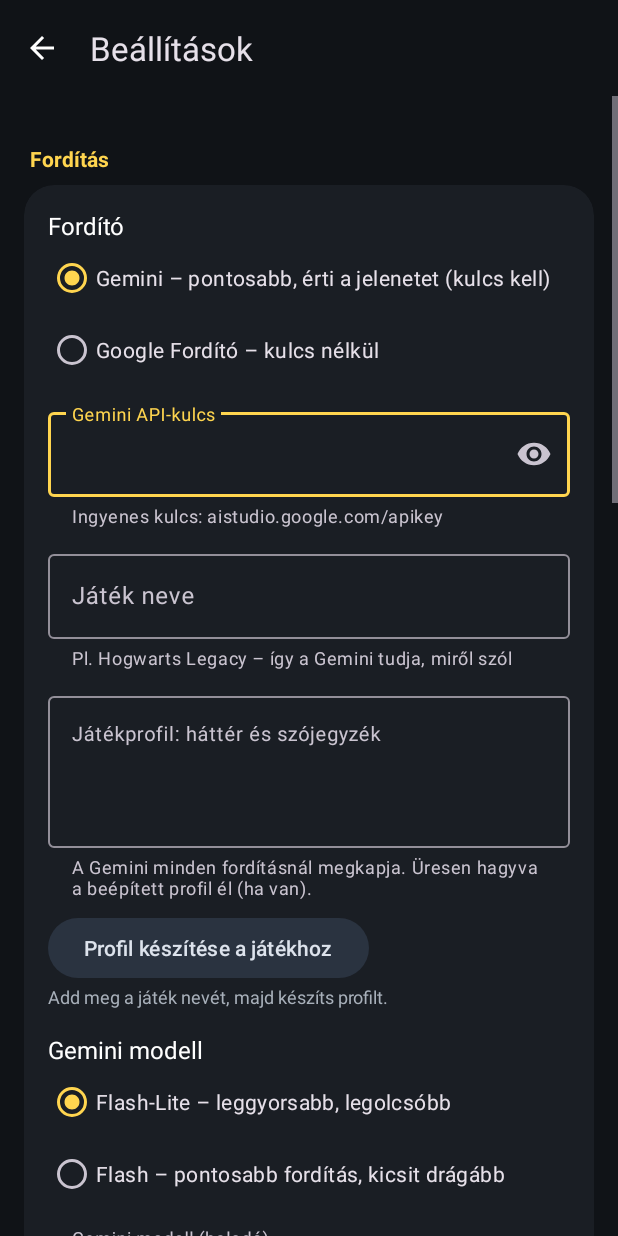
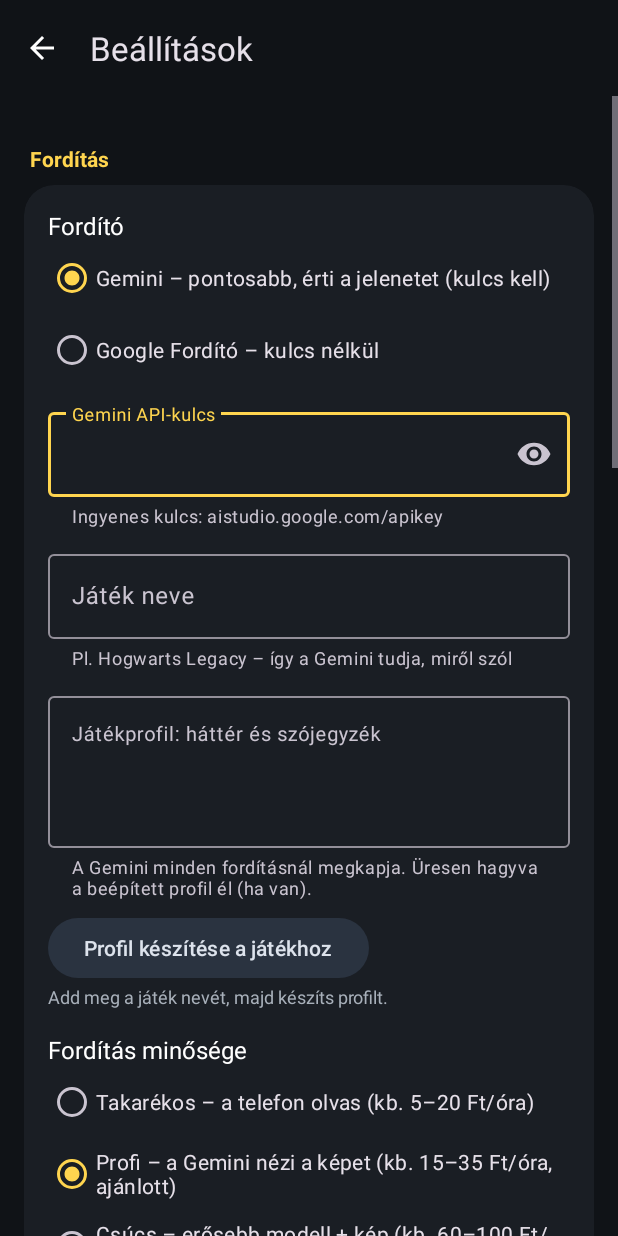
Before and after one commit to kondasadam/FeliratFordito, an Android app: the screen it shows after launch (SettingsActivity), after a tap on "● Google Fordító", on a phone screen of 412 x 824 dp. Run offline under Robolectric (Android 15) with nearby library versions, the phone set to English and light mode, and no system bars; pictures from the network do not load.

Commit message:
Profi mód: a Gemini a képről olvas (Flash-Lite), fordítási memória, minőségi szintek, játékprofil kapcsoló
Co-Authored-By: Claude Opus 5.5 <noreply@anthropic.com>
Claude-Session: https://claude.ai/code/session_01SGD6tLx87PaPZF6VTScqg7

```diff
--- a/app/src/main/java/com/example/feliratfordito/SettingsActivity.kt
+++ b/app/src/main/java/com/example/feliratfordito/SettingsActivity.kt
@@ -55,15 +55,41 @@ class SettingsActivity : AppCompatActivity() {
         bindText(R.id.modelEdit, "geminiModel", Gemini.DEFAULT_MODEL)
         bindText(R.id.notesEdit, "gameNotes", "")
 
-        // Modell választó (a haladó mezőt is frissíti)
-        val modelEdit = findViewById<TextInputEditText>(R.id.modelEdit)
-        val modelGroup = findViewById<RadioGroup>(R.id.modelGroup)
-        val curModel = prefs.getString("geminiModel", Gemini.DEFAULT_MODEL).orEmpty()
-        if (curModel == "gemini-flash-latest") modelGroup.check(R.id.modelFlash)
-        else if (curModel == Gemini.DEFAULT_MODEL) modelGroup.check(R.id.modelLite)
-        modelGroup.setOnCheckedChangeListener { _, id ->
-            val m = if (id == R.id.modelFlash) "gemini-flash-latest" else Gemini.DEFAULT_MODEL
-            modelEdit.setText(m)   // a mező figyelője menti
+        // Fordítás minősége
+        val qualityGroup = findViewById<RadioGroup>(R.id.qualityGroup)
+        qualityGroup.check(
+            when (prefs.getString("quality", "pro")) {
+                "eco" -> R.id.qualityEco
+                "max" -> R.id.qualityMax
+                else -> R.id.qualityPro
+            }
+        )
+        qualityGroup.setOnCheckedChangeListener { _, id ->
+            val q = when (id) {
+                R.id.qualityEco -> "eco"
+                R.id.qualityMax -> "max"
+                else -> "pro"
+            }
+            prefs.edit().putString("quality", q).apply()
+            bump()
+        }
+        val profileSwitch = findViewById<MaterialSwitch>(R.id.profileSwitch)
+        profileSwitch.isChecked = prefs.getBoolean("useProfile", false)
+        profileSwitch.setOnCheckedChangeListener { _, checked ->
+            prefs.edit().putBoolean("useProfile", checked).apply()
+            bump()
+        }
+
+        // Fordítási memória
+        val memoryInfo = findViewById<TextView>(R.id.memoryInfo)
+        fun updateMemoryInfo() {
+            memoryInfo.text = "Fordítási memória: ${TranslationMemory.size(this)} megjegyzett szöveg (ezek ingyen és azonnal jelennek meg)."
+        }
+        updateMemoryInfo()
+        findViewById<Button>(R.id.memoryClearBtn).setOnClickListener {
+            TranslationMemory.clear(this)
+            updateMemoryInfo()
+            Toast.makeText(this, "Memória törölve", Toast.LENGTH_SHORT).show()
         }
 
         // Játékprofil
--- a/app/src/main/java/com/example/feliratfordito/SummaryActivity.kt
+++ b/app/src/main/java/com/example/feliratfordito/SummaryActivity.kt
@@ -140,7 +140,7 @@ class SummaryActivity : AppCompatActivity() {
             append(" döntés vagy feladat (küldetés, cél, helyszín) hangzott el. Rövid pontokba szedve, közérthetően.")
             append(" Ha volt választási lehetőség a párbeszédben, azt is említsd meg. A neveket hagyd eredetiben.")
             append(" Csak az összefoglalót írd, bevezető nélkül.")
-            val profile = GameProfiles.current(this@SummaryActivity)
+            val profile = if (getSharedPreferences("beallitasok", MODE_PRIVATE).getBoolean("useProfile", false)) GameProfiles.current(this@SummaryActivity) else ""
             if (profile.isNotEmpty()) append("\n\nHáttér a játékról és szójegyzék:\n").append(profile)
         }
 
--- /dev/null
+++ b/app/src/main/java/com/example/feliratfordito/TranslationMemory.kt
@@ -0,0 +1,80 @@
+package com.example.feliratfordito
+
+import android.content.Context
+import org.json.JSONObject
+import java.io.File
+import java.util.concurrent.Executors
+
+/**
+ * Fordítási memória: a Gemini fordításait megjegyzi a telefonon.
+ * Ha ugyanaz a szöveg újra előjön (menük, ismétlődő párbeszéd), ingyen és azonnal kiírja.
+ */
+object TranslationMemory {
+    private const val MAX = 6000
+    private val map = object : LinkedHashMap<String, String>(256, 0.75f, true) {
+        override fun removeEldestEntry(eldest: MutableMap.MutableEntry<String, String>?) = size > MAX
+    }
+    private var loaded = false
+    private val io = Executors.newSingleThreadExecutor()
+    @Volatile private var savePending = false
+
+    private fun file(ctx: Context) = File(ctx.filesDir, "forditasi_memoria.json")
+
+    /** Kulcs: kisbetűs, csak betűk és számok – így az apró felismerési eltérések (írásjelek, szóközök) nem számítanak. */
+    fun key(s: String) = s.lowercase().filter { it.isLetterOrDigit() }
+
+    @Synchronized
+    private fun ensureLoaded(ctx: Context) {
+        if (loaded) return
+        loaded = true
+        try {
+            val json = JSONObject(file(ctx).readText())
+            json.keys().forEach { k -> map[k] = json.getString(k) }
+        } catch (e: Exception) {
+            // még nincs memória
+        }
+    }
+
+    @Synchronized
+    fun get(ctx: Context, text: String): String? {
+        ensureLoaded(ctx)
+        val k = key(text)
+        if (k.length < 2) return null
+        return map[k]
+    }
+
+    @Synchronized
+    fun put(ctx: Context, text: String, translation: String) {
+        ensureLoaded(ctx)
+        val k = key(text)
+        if (k.length < 2 || translation.isBlank()) return
+        map[k] = translation
+        scheduleSave(ctx.applicationContext)
+    }
+
+    @Synchronized
+    fun size(ctx: Context): Int {
+        ensureLoaded(ctx)
+        return map.size
+    }
+
+    @Synchronized
+    fun clear(ctx: Context) {
+        ensureLoaded(ctx)
+        map.clear()
+        scheduleSave(ctx.applicationContext)
+    }
+
+    private fun scheduleSave(ctx: Context) {
+        if (savePending) return
+        savePending = true
+        io.execute {
+            Thread.sleep(2000)   // több változást egyszerre mentünk
+            savePending = false
+            val snapshot = synchronized(this) { JSONObject(map as Map<*, *>).toString() }
+            try {
+                file(ctx).writeText(snapshot)
+            } catch (e: Exception) { }
+        }
+    }
+}
--- a/app/src/main/res/layout/activity_settings.xml
+++ b/app/src/main/res/layout/activity_settings.xml
@@ -131,27 +131,56 @@
                         android:layout_width="wrap_content"
                         android:layout_height="wrap_content"
                         android:layout_marginTop="16dp"
-                        android:text="Gemini modell"
+                        android:text="Fordítás minősége"
                         android:textColor="#FFFFFF"
                         android:textSize="16sp" />
 
                     <RadioGroup
-                        android:id="@+id/modelGroup"
+                        android:id="@+id/qualityGroup"
                         android:layout_width="match_parent"
                         android:layout_height="wrap_content">
 
                         <com.google.android.material.radiobutton.MaterialRadioButton
-                            android:id="@+id/modelLite"
+                            android:id="@+id/qualityEco"
                             android:layout_width="match_parent"
                             android:layout_height="wrap_content"
-                            android:text="Flash-Lite – leggyorsabb, legolcsóbb" />
+                            android:text="Takarékos – a telefon olvas (kb. 5–20 Ft/óra)" />
 
                         <com.google.android.material.radiobutton.MaterialRadioButton
-                            android:id="@+id/modelFlash"
+                            android:id="@+id/qualityPro"
                             android:layout_width="match_parent"
                             android:layout_height="wrap_content"
-                            android:text="Flash – pontosabb fordítás, kicsit drágább" />
+                            android:text="Profi – a Gemini nézi a képet (kb. 15–35 Ft/óra, ajánlott)" />
+
+                        <com.google.android.material.radiobutton.MaterialRadioButton
+                            android:id="@+id/qualityMax"
+                            android:layout_width="match_parent"
+                            android:layout_height="wrap_content"
+                            android:text="Csúcs – erősebb modell + kép (kb. 60–100 Ft/óra)" />
                     </RadioGroup>
+
+                    <com.google.android.material.materialswitch.MaterialSwitch
+                        android:id="@+id/profileSwitch"
+                        android:layout_width="match_parent"
+                        android:layout_height="wrap_content"
+                        android:layout_marginTop="8dp"
+                        android:text="Játékprofil használata (pontosabb kifejezések, kb. +5–15 Ft/óra)" />
+
+                    <TextView
+                        android:id="@+id/memoryInfo"
+                        android:layout_width="match_parent"
+                        android:layout_height="wrap_content"
+                        android:layout_marginTop="12dp"
+                        android:textColor="@color/text_dim"
+                        android:textSize="13sp" />
+
+                    <com.google.android.material.button.MaterialButton
+                        android:id="@+id/memoryClearBtn"
+                        style="@style/Widget.Material3.Button.TextButton"
+                        android:layout_width="wrap_content"
+                        android:layout_height="wrap_content"
+                        android:text="Fordítási memória törlése" />
+
 
                     <com.google.android.material.textfield.TextInputLayout
                         style="@style/Widget.Material3.TextInputLayout.OutlinedBox"
```
Also changed, not shown: app/src/main/java/com/example/feliratfordito/Gemini.kt (+16 -2 lines), app/src/main/java/com/example/feliratfordito/MainActivity.kt (+40 -6 lines).
